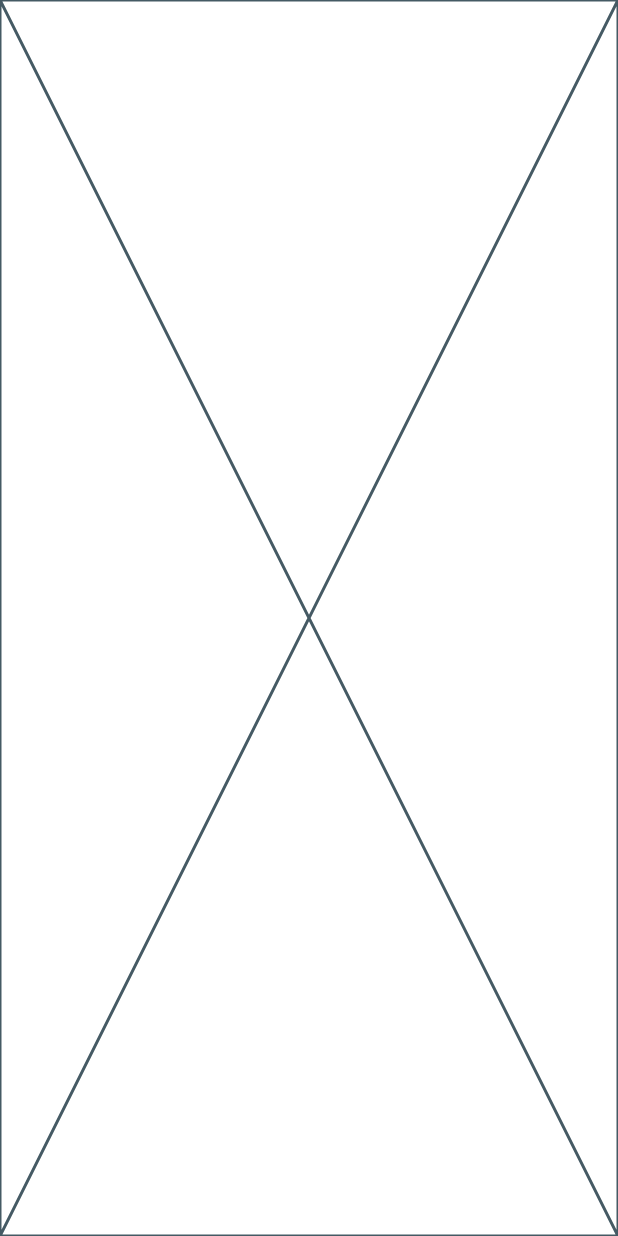
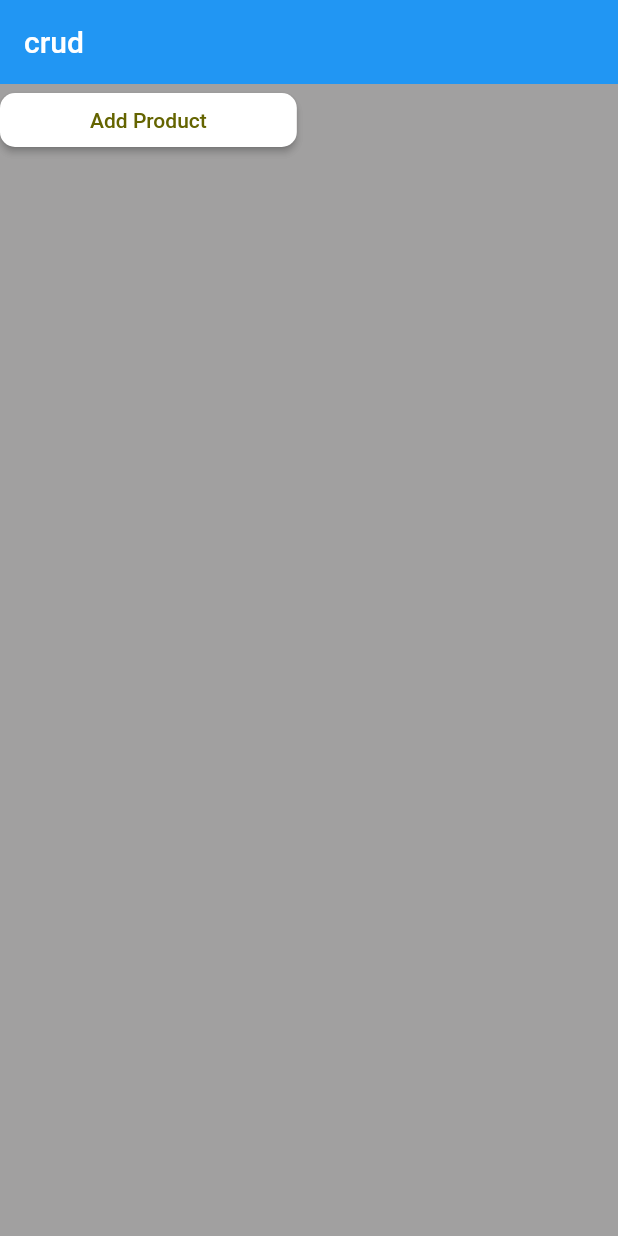
Before and after one commit to med363/deploy_API_With_Heroku, a Flutter app: the screen it shows after launch, on a phone screen of 412 x 824 dp. Run offline on Flutter 3.47's test engine with Material 2 defaults, Android fonts, the phone set to English and light mode, and no system bars.

Commit message:
add design => button (Add product)

```diff
--- a/lib/pages/product_list.dart
+++ b/lib/pages/product_list.dart
@@ -1,3 +1,4 @@
+import 'package:crud_app/models/product_model.dart';
 import 'package:flutter/material.dart';
 
 class ProductList  extends StatefulWidget {
@@ -8,8 +9,57 @@ class ProductList  extends StatefulWidget {
 }
 
 class _ProductListState extends State<ProductList> {
+  List<ProductModel> products = List<ProductModel>.empty(growable: true);
+
+  @override
+  void initState(){
+    super.initState();
+    products.add(
+      ProductModel(
+        id: "1",
+        productName: "prod1",
+        productImage: "https://upload.wikimedia.org/wikipedia/commons/thumb/6/65/No-Image-Placeholder.svg/1665px-No-Image-Placeholder.svg.png",
+        productPrice: 500
+      ),
+    );
+  }
+  Widget ProductList(products){
+    return SingleChildScrollView(
+      child: Column(
+        mainAxisAlignment: MainAxisAlignment.spaceAround,
+        crossAxisAlignment: CrossAxisAlignment.center,
+        children: [
+          ElevatedButton(
+            style: ElevatedButton.styleFrom(
+              onPrimary: Color.fromRGBO(100, 100, 0, 1.0),
+              primary: Color.fromARGB(255, 255, 255, 255),
+              minimumSize: const Size(88, 36),
+              padding: const EdgeInsets.symmetric(horizontal: 60),
+              shape: const RoundedRectangleBorder(
+                borderRadius: BorderRadius.all(
+                  Radius.circular(10)
+                )
+              )
+            ),
+            onPressed: () {
+
+            },
+            child: const Text("Add Product"),
+            )
+        ],
+      ),
+    );
+
+  }
   @override
   Widget build(BuildContext context) {
-    return const Placeholder();
+    return Scaffold(
+      appBar: AppBar(
+        title: const Text("crud"),
+        elevation: 0,
+      ),
+      backgroundColor: Color.fromARGB(180, 122, 120, 120),
+      body: ProductList(products),
+    );
   }
 }
```
Also changed, not shown: lib/product_item.dart (added, +23 -0 lines).
